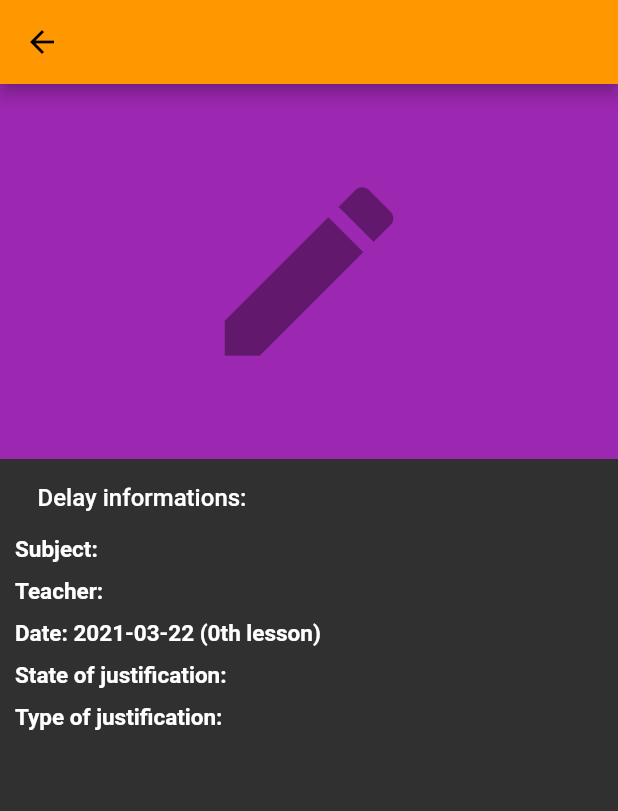
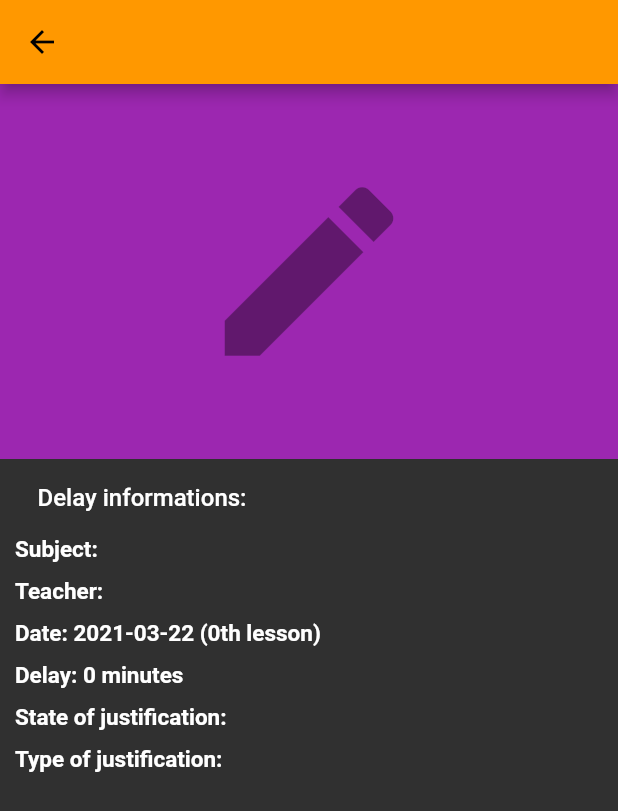
Before and after one commit to NovySoft/novyNaplo, a Flutter app: the AbsencencesDetailTab screen opened directly with empty values, on a phone screen of 412 x 824 dp. Shown: the top 811 px of the screen. Run offline on Flutter 3.47's test engine with Material 2 defaults, Android fonts, the phone set to English and light mode, and no system bars; our stand-ins replace charts_flutter, connectivity, dynamic_theme, firebase_analytics, firebase_core, firebase_crashlytics and 12 more; missing offline and left inert: android_alarm_manager, charts_common, customgauge, encrypt, firebase_performance, flutter_calendar_week and 1 more; accounts and stored records are empty.

Commit message:
Fix delay crash

```diff
--- a/lib/helpers/ui/animations/circularProgressButton.dart
+++ b/lib/helpers/ui/animations/circularProgressButton.dart
@@ -114,7 +114,6 @@ class _StateAnimationButton extends State<CircularProgressButton> {
                 child: Text(
                   "${this.text}",
                   style: TextStyle(
-                    color: Colors.black,
                     fontSize: fontSize < 18.0 ? fontSize : 18.0,
                   ),
                 ),
--- a/lib/helpers/ui/themeHelper.dart
+++ b/lib/helpers/ui/themeHelper.dart
@@ -3,6 +3,7 @@ import 'package:dynamic_theme/dynamic_theme.dart';
 import 'package:firebase_crashlytics/firebase_crashlytics.dart';
 import 'package:novynaplo/global.dart' as globals;
 //TODO: Implement different text types (title, subtitle, etc...)
+//TODO: Implement style analytics
 
 class ThemeHelper {
   static List<Color> myGradientList = [
--- a/lib/i18n/english.dart
+++ b/lib/i18n/english.dart
@@ -392,4 +392,5 @@ final Map<String, String> translation = {
   "done": "Done",
   "skip": "Skip",
   "darker": "Darker",
+  "delayInMinutes": "Delay in minutes",
 };
--- a/lib/i18n/hungarian.dart
+++ b/lib/i18n/hungarian.dart
@@ -391,4 +391,5 @@ final Map<String, String> translation = {
   "done": "Tovább",
   "skip": "Átugrás",
   "darker": "Sötétebb",
+  "delayInMinutes": "Késés percben",
 };
--- a/lib/ui/screens/absences_tab.dart
+++ b/lib/ui/screens/absences_tab.dart
@@ -386,6 +386,28 @@ class AbsencencesDetailTab extends StatelessWidget {
                                         fontWeight: FontWeight.bold)),
                               );
                               break;
+                            case 6:
+                              return absence.delayInMinutes != null
+                                  ? Column(
+                                      mainAxisAlignment:
+                                          MainAxisAlignment.start,
+                                      crossAxisAlignment:
+                                          CrossAxisAlignment.start,
+                                      children: [
+                                        SizedBox(height: 10),
+                                        Text(
+                                            "${getTranslatedString("delay")}: ${absence.delayInMinutes} ${getTranslatedString("minutes")}",
+                                            style: TextStyle(
+                                                fontSize: 15,
+                                                fontWeight: FontWeight.bold)),
+                                        SizedBox(height: 10),
+                                      ],
+                                    )
+                                  : SizedBox(
+                                      width: 0,
+                                      height: 0,
+                                    );
+                              break;
                             case 7:
                               return SizedBox(
                                 child: Text(
```
Also changed, not shown: lib/helpers/charts/absencesCharts.dart (+5 -4 lines).
